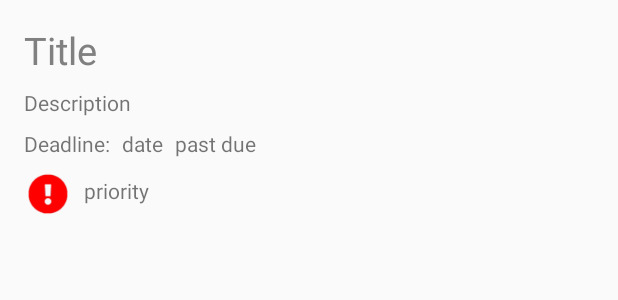
After one commit to jakubsenk/TAMZ, an Android app: the layout activity_task_detail.xml on its own in the app's theme, with its tools: preview values and no code run, on a phone screen of 412 x 824 dp. The commit adds this screen. Shown: the top 300 px of the screen. Run offline under Robolectric (Android 15) with nearby library versions, the phone set to English and light mode, and no system bars.

Commit message:
Task detail

```diff
--- a/app/src/main/AndroidManifest.xml
+++ b/app/src/main/AndroidManifest.xml
@@ -9,7 +9,8 @@
         android:roundIcon="@mipmap/ic_launcher_round"
         android:supportsRtl="true"
         android:theme="@style/AppTheme">
-        <activity android:name=".NewTodoActivity"></activity>
+        <activity android:name=".TaskDetail"></activity>
+        <activity android:name=".NewTodoActivity" />
         <activity android:name=".MainActivity">
             <intent-filter>
                 <action android:name="android.intent.action.MAIN" />
--- a/app/src/main/java/com/jakubsenk/yata/MainActivity.java
+++ b/app/src/main/java/com/jakubsenk/yata/MainActivity.java
@@ -37,8 +37,9 @@ public class MainActivity extends AppCompatActivity
             @Override
             public void onItemClick(AdapterView<?> parent, View view, int position, long id)
             {
-                // TODO Auto-generated method stub
-                Toast.makeText(getApplicationContext(), "Click!", Toast.LENGTH_SHORT).show();
+                Intent i = new Intent(getApplicationContext(), TaskDetail.class);
+                i.putExtra("id", items.get(position).ID);
+                startActivityForResult(i, 1);
             }
         });
     }
--- /dev/null
+++ b/app/src/main/res/layout/activity_task_detail.xml
@@ -0,0 +1,96 @@
+<?xml version="1.0" encoding="utf-8"?>
+<ScrollView xmlns:android="http://schemas.android.com/apk/res/android"
+    xmlns:app="http://schemas.android.com/apk/res-auto"
+    xmlns:tools="http://schemas.android.com/tools"
+    android:layout_width="match_parent"
+    android:layout_height="match_parent">
+
+    <androidx.constraintlayout.widget.ConstraintLayout
+        android:layout_width="match_parent"
+        android:layout_height="match_parent"
+        tools:context=".TaskDetail">
+
+        <TextView
+            android:id="@+id/titleDetail"
+            android:layout_width="wrap_content"
+            android:layout_height="wrap_content"
+            android:layout_marginStart="16dp"
+            android:layout_marginTop="16dp"
+            android:text="Title"
+            android:textColor="@android:color/tertiary_text_light"
+            android:textSize="25dp"
+            app:layout_constraintStart_toStartOf="parent"
+            app:layout_constraintTop_toTopOf="parent" />
+
+        <TextView
+            android:id="@+id/descriptionDetail"
+            android:layout_width="wrap_content"
+            android:layout_height="wrap_content"
+            android:layout_marginStart="16dp"
+            android:layout_marginTop="8dp"
+            android:text="Description"
+            app:layout_constraintStart_toStartOf="parent"
+            app:layout_constraintTop_toBottomOf="@+id/titleDetail" />
+
+        <TextView
+            android:id="@+id/deadlineDetailLabel"
+            android:layout_width="wrap_content"
+            android:layout_height="wrap_content"
+            android:layout_marginStart="16dp"
+            android:layout_marginTop="8dp"
+            android:text="Deadline:"
+            app:layout_constraintStart_toStartOf="parent"
+            app:layout_constraintTop_toBottomOf="@+id/descriptionDetail" />
+
+        <TextView
+            android:id="@+id/deadlineDetail"
+            android:layout_width="wrap_content"
+            android:layout_height="wrap_content"
+            android:layout_marginStart="8dp"
+            android:layout_marginTop="8dp"
+            android:text="date"
+            app:layout_constraintStart_toEndOf="@+id/deadlineDetailLabel"
+            app:layout_constraintTop_toBottomOf="@+id/descriptionDetail" />
+
+        <TextView
+            android:id="@+id/deadlineCountDetail"
+            android:layout_width="wrap_content"
+            android:layout_height="wrap_content"
+            android:layout_marginStart="8dp"
+            android:layout_marginTop="8dp"
+            android:text="past due"
+            app:layout_constraintStart_toEndOf="@+id/deadlineDetail"
+            app:layout_constraintTop_toBottomOf="@+id/descriptionDetail" />
+
+        <ImageView
+            android:id="@+id/priorityDetailImg"
+            android:layout_width="32dp"
+            android:layout_height="32dp"
+            android:layout_marginStart="16dp"
+            android:layout_marginTop="8dp"
+            app:layout_constraintStart_toStartOf="parent"
+            app:layout_constraintTop_toBottomOf="@+id/deadlineDetailLabel"
+            app:srcCompat="@drawable/high_priority" />
+
+        <TextView
+            android:id="@+id/priorityDetail"
+            android:layout_width="wrap_content"
+            android:layout_height="wrap_content"
+            android:layout_marginStart="8dp"
+            android:layout_marginTop="12dp"
+            android:text="priority"
+            app:layout_constraintStart_toEndOf="@+id/priorityDetailImg"
+            app:layout_constraintTop_toBottomOf="@+id/deadlineDetailLabel" />
+
+        <ListView
+            android:id="@+id/subtasksDetail"
+            android:layout_width="match_parent"
+            android:layout_height="450dp"
+            android:layout_marginStart="16dp"
+            android:layout_marginTop="8dp"
+            android:layout_marginEnd="16dp"
+            app:layout_constraintEnd_toEndOf="parent"
+            app:layout_constraintStart_toStartOf="parent"
+            app:layout_constraintTop_toBottomOf="@+id/priorityDetailImg" />
+    </androidx.constraintlayout.widget.ConstraintLayout>
+</ScrollView>
```
Also changed, not shown: app/src/main/java/com/jakubsenk/yata/DBHelper.java (+103 -6 lines), app/src/main/java/com/jakubsenk/yata/NewTodoActivity.java (+27 -6 lines), app/src/main/java/com/jakubsenk/yata/TaskDetail.java (added, +172 -0 lines), app/src/main/java/com/jakubsenk/yata/TodoItem.java (+8 -4 lines), app/src/main/java/com/jakubsenk/yata/TodoListItemAdapter.java (+33 -2 lines), app/src/main/java/com/jakubsenk/yata/TodoProvider.java (+0 -7 lines), app/src/main/res/menu/task_detail_activity_menu.xml (added, +14 -0 lines), app/src/main/res/drawable/edit.png (added).
